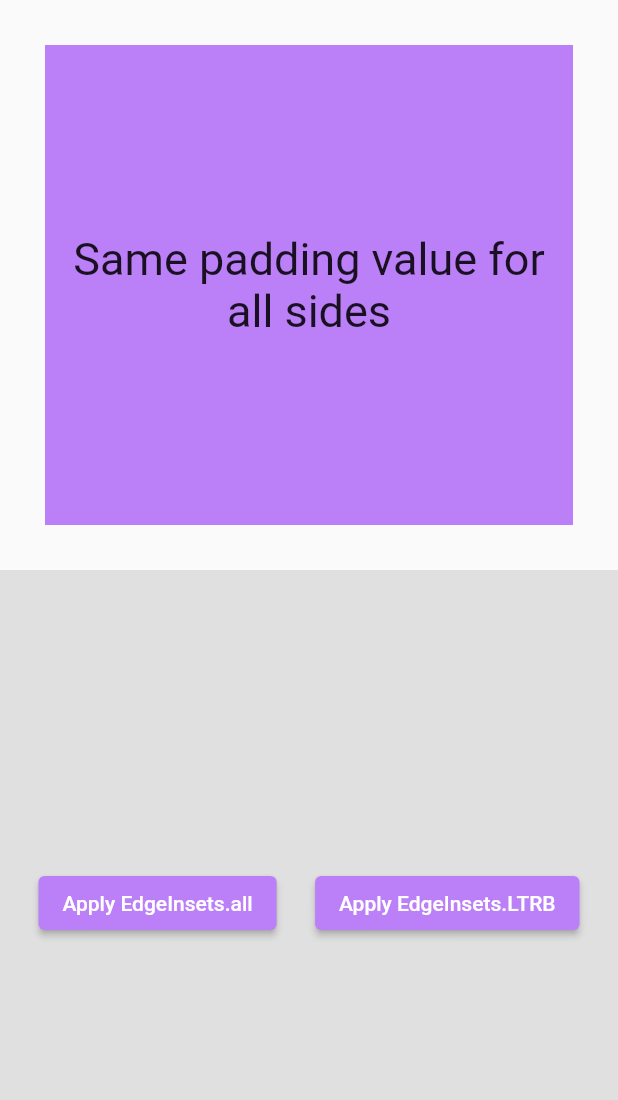
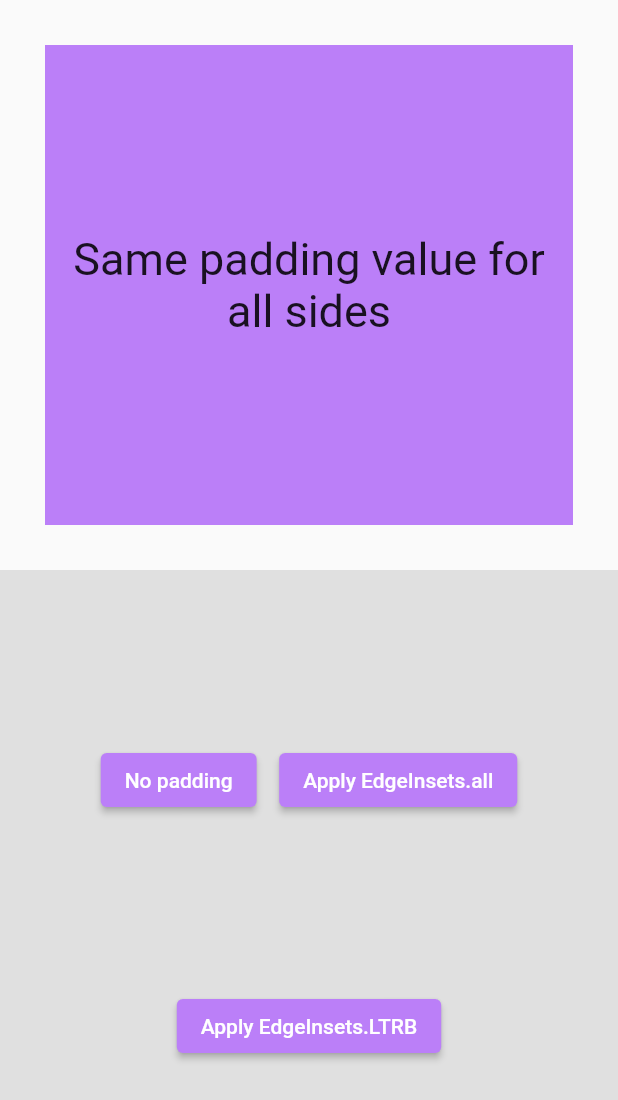
Before and after one commit to ACM-VIT/fludget, a Flutter app: the PaddingImplementation screen opened directly, after a tap on "Apply EdgeInsets.all", on a phone screen of 412 x 824 dp. Shown: the top 1100 px of the screen. Run offline on Flutter 3.47's test engine with Material 2 defaults, Android fonts, the phone set to English and light mode, and no system bars; our stand-ins replace file_picker, package_info_plus, shared_preferences, webview_flutter; missing offline and left inert: syntax_highlighter; accounts and stored records are empty.

Commit message:
Added "no Padding" example

```diff
--- a/lib/routes/padding.dart
+++ b/lib/routes/padding.dart
@@ -11,9 +11,62 @@ class PaddingImplementation extends StatefulWidget {
 class _PaddingImplementationState extends State<PaddingImplementation> {
   final String eAll = 'Same padding value for all sides';
 
+  final String eNothing = 'No padding';
+
   final String eFromLTRB = 'Specific padding values for each side';
 
-  bool isEdgeInsetsAll = true;
+  int paddingType = 0;
+
+  Widget getCustomWidgets(){
+    switch(paddingType){
+      case 0:
+        return Container(
+          child: Center(
+              child: Text(
+                eNothing,
+                textAlign: TextAlign.center,
+                style: TextStyle(fontSize: 30),
+              )),
+          height: 320,
+          width: 320,
+          color: Theme.of(context).primaryColor,
+        );
+      case 1:
+        return Padding(
+          padding:
+          EdgeInsets.all(30),
+          child: Container(
+            child: Center(
+                child: Text(
+                  eAll,
+                  textAlign: TextAlign.center,
+                  style: TextStyle(fontSize: 30),
+                )),
+            height: 320,
+            width: 320,
+            color: Theme.of(context).primaryColor,
+          ),
+        );
+      case 2:
+        return Padding(
+          padding:
+          EdgeInsets.fromLTRB(60, 15, 5, 30),
+          child: Container(
+            child: Center(
+                child: Text(
+                  eFromLTRB,
+                  textAlign: TextAlign.center,
+                  style: TextStyle(fontSize: 30),
+                )),
+            height: 320,
+            width: 320,
+            color: Theme.of(context).primaryColor,
+          ),
+        );
+      default:
+        return Padding(padding: EdgeInsets.all(9),);
+    }
+  }
 
   @override
   Widget build(BuildContext context) {
@@ -21,33 +74,29 @@ class _PaddingImplementationState extends State<PaddingImplementation> {
       body: Column(
         crossAxisAlignment: CrossAxisAlignment.stretch,
         children: [
-          Padding(
-            padding: isEdgeInsetsAll == true
-                ? EdgeInsets.all(30)
-                : EdgeInsets.fromLTRB(60, 15, 5, 30),
-            child: Container(
-              child: Center(
-                  child: Text(
-                isEdgeInsetsAll == true ? eAll : eFromLTRB,
-                textAlign: TextAlign.center,
-                style: TextStyle(fontSize: 30),
-              )),
-              height: 320,
-              width: 320,
-              color: Theme.of(context).primaryColor,
-            ),
-          ),
+          getCustomWidgets()
+          ,
           Flexible(
             fit: FlexFit.tight,
             child: Container(
               color: Colors.grey[300],
-              child: Row(
-                mainAxisAlignment: MainAxisAlignment.spaceEvenly,
+              child: Wrap(
+                spacing: 15,
+                runAlignment: WrapAlignment.spaceEvenly,
+                alignment: WrapAlignment.center,
                 children: [
                   ElevatedButton(
                     onPressed: () {
                       setState(() {
-                        isEdgeInsetsAll = true;
+                        paddingType = 0;
+                      });
+                    },
+                    child: Text('No padding'),
+                  ),
+                  ElevatedButton(
+                    onPressed: () {
+                      setState(() {
+                        paddingType = 1;
                       });
                     },
                     child: Text('Apply EdgeInsets.all'),
@@ -55,7 +104,7 @@ class _PaddingImplementationState extends State<PaddingImplementation> {
                   ElevatedButton(
                     onPressed: () {
                       setState(() {
-                        isEdgeInsetsAll = false;
+                        paddingType = 2;
                       });
                     },
                     child: Text('Apply EdgeInsets.LTRB'),
```
